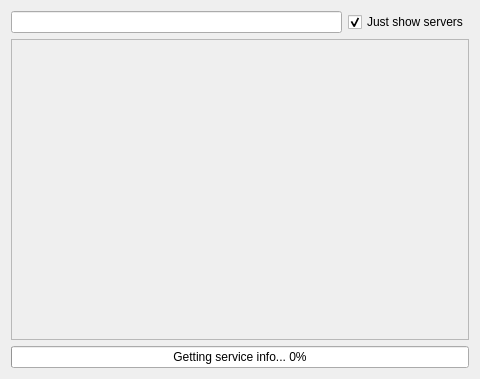
Old version of the form kde4/network-manager/new-nm/ui/ui.ui in the repository pars-linux/uludag.
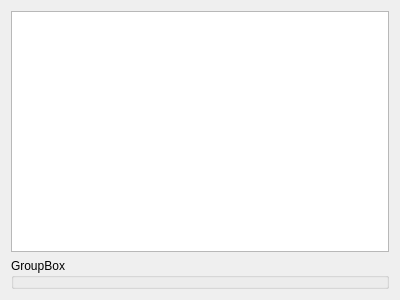
New version of the form. Custom widgets are drawn as their Qt base class.

```diff
--- a/kde4/network-manager/new-nm/ui/ui.ui
+++ b/kde4/network-manager/new-nm/ui/ui.ui
@@ -5,8 +5,8 @@
    <rect>
     <x>0</x>
     <y>0</y>
-    <width>480</width>
-    <height>379</height>
+    <width>400</width>
+    <height>300</height>
    </rect>
   </property>
   <property name="windowTitle" >
@@ -14,87 +14,17 @@
   </property>
   <layout class="QGridLayout" name="gridLayout" >
    <item row="0" column="0" >
-    <layout class="QHBoxLayout" name="horizontalLayout" >
-     <item>
-      <widget class="KLineEdit" name="lineSearch" >
-       <property name="urlDropsEnabled" >
-        <bool>false</bool>
-       </property>
-       <property name="clickMessage" >
-        <string>type service name to search...</string>
-       </property>
-       <property name="showClearButton" stdset="0" >
-        <bool>true</bool>
-       </property>
-      </widget>
-     </item>
-     <item>
-      <widget class="QCheckBox" name="checkShowServers" >
-       <property name="text" >
-        <string>Just show servers</string>
-       </property>
-       <property name="checked" >
-        <bool>true</bool>
-       </property>
-      </widget>
-     </item>
-    </layout>
+    <widget class="QListWidget" name="profileList" />
    </item>
    <item row="1" column="0" >
-    <widget class="QListWidget" name="listServices" >
-     <property name="enabled" >
-      <bool>false</bool>
-     </property>
-     <property name="font" >
-      <font>
-       <weight>50</weight>
-       <bold>false</bold>
-      </font>
-     </property>
-     <property name="styleSheet" >
-      <string notr="true" />
-     </property>
-     <property name="editTriggers" >
-      <set>QAbstractItemView::NoEditTriggers</set>
-     </property>
-     <property name="alternatingRowColors" >
-      <bool>true</bool>
-     </property>
-     <property name="iconSize" >
-      <size>
-       <width>32</width>
-       <height>32</height>
-      </size>
-     </property>
-     <property name="verticalScrollMode" >
-      <enum>QAbstractItemView::ScrollPerItem</enum>
-     </property>
-    </widget>
-   </item>
-   <item row="2" column="0" >
-    <widget class="QProgressBar" name="progress" >
-     <property name="value" >
-      <number>0</number>
-     </property>
-     <property name="textVisible" >
-      <bool>true</bool>
-     </property>
-     <property name="format" >
-      <string>Getting service info... %p%</string>
+    <widget class="QGroupBox" name="editBox" >
+     <property name="title" >
+      <string>GroupBox</string>
      </property>
     </widget>
    </item>
   </layout>
  </widget>
- <customwidgets>
-  <customwidget>
-   <class>KLineEdit</class>
-   <extends>QLineEdit</extends>
-   <header>klineedit.h</header>
-  </customwidget>
- </customwidgets>
- <resources>
-  <include location="../icons/data.qrc" />
- </resources>
+ <resources/>
  <connections/>
 </ui>
```
